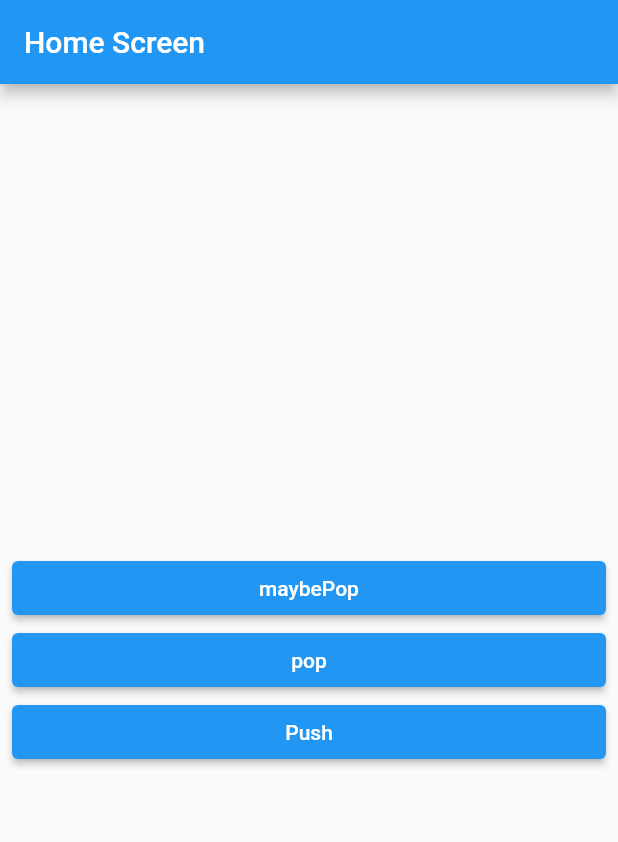
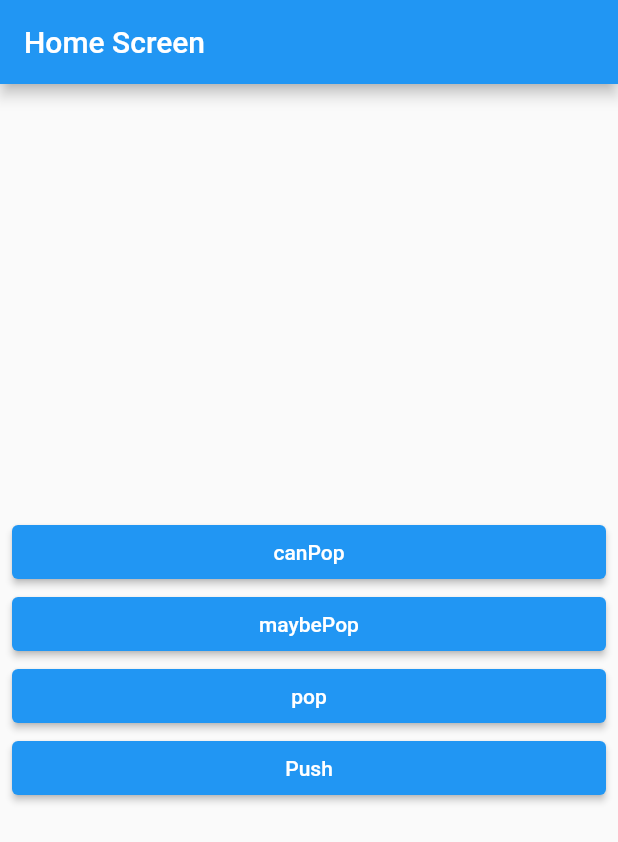
Before and after one commit to hhw12409/flutter_navigation, a Flutter app: the screen it shows after launch, after a tap on "maybePop", on a phone screen of 412 x 824 dp. Shown: the top 842 px of the screen. Run offline on Flutter 3.47's test engine with Material 2 defaults, Android fonts, the phone set to English and light mode, and no system bars.

```diff
--- a/lib/screens/home_screen.dart
+++ b/lib/screens/home_screen.dart
@@ -7,9 +7,23 @@ class HomeScreen extends StatelessWidget {
 
   @override
   Widget build(BuildContext context) {
-    return MainLayout(
+    return WillPopScope(
+      onWillPop: () async {
+        // true - pop 가능
+        // false - pop 불가능
+        // 안드 자체에 있는 뒤로가기를 막을 수 있음.
+        return false;
+      },
+      child: MainLayout(
         title: 'Home Screen',
         children: [
+          ElevatedButton(
+            onPressed: () {
+              // pop가능 여부를 boolean값으로 불러준다.
+              Navigator.of(context).canPop();
+            },
+            child: const Text('canPop'),
+          ),
           ElevatedButton(
             onPressed: () {
               // 더 이상 뒤로 갈 페이지가 없을 때 maybePop은 뒤로 가지지 않는다.
@@ -37,6 +51,7 @@ class HomeScreen extends StatelessWidget {
             child: const Text('Push'),
           ),
         ],
+      ),
     );
   }
 }
```
Lines whose indentation alone changed are shown as unchanged.
